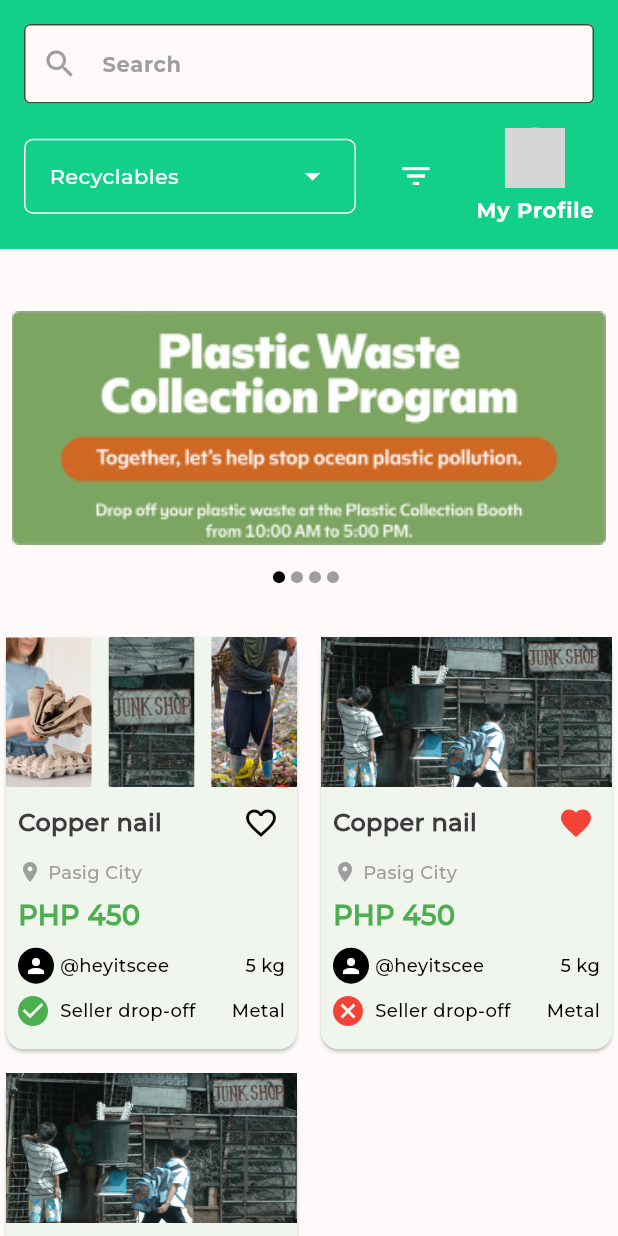
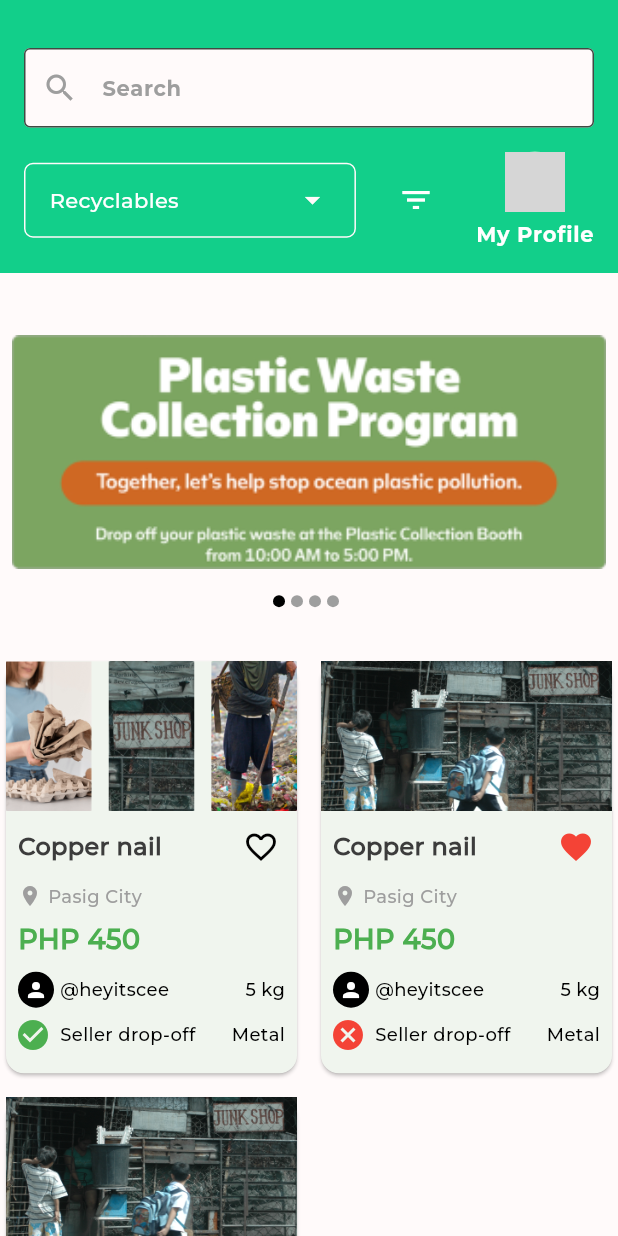
Before and after one commit to simonvque/ISPROJ2REGAIN_MOBILE, a Flutter app: the HomepageScreen screen opened directly, on a phone screen of 412 x 824 dp. Run offline on Flutter 3.47's test engine with Material 3 defaults, Android fonts, the phone set to English and light mode, and no system bars; drawn by our look-alikes of carousel_slider; our stand-ins replace flutter_markdown, get, get_storage, iconsax_flutter, percent_indicator, smooth_page_indicator; accounts and stored records are empty; network calls fail; project files that could hold a hidden picture were left out; key blocks and very long unbroken strings in the code were emptied for the run; grey boxes are pictures that could not be loaded.

Commit message:
fixed searchbar

```diff
--- a/lib/features/screens/homepage/homepage.dart
+++ b/lib/features/screens/homepage/homepage.dart
@@ -52,6 +52,8 @@ class _HomeScreenState extends State<HomepageScreen> {
                 //     ),
                 //   ),
                 // ),
+
+                const SizedBox(height: ReGainSizes.spaceBtwItems),
 
                 const RegainTextbox(hintText: 'Search', prefixIcon: Icon(Icons.search), fillColor: white, fontColor: black, focusedBorderColor: white),
 
```
